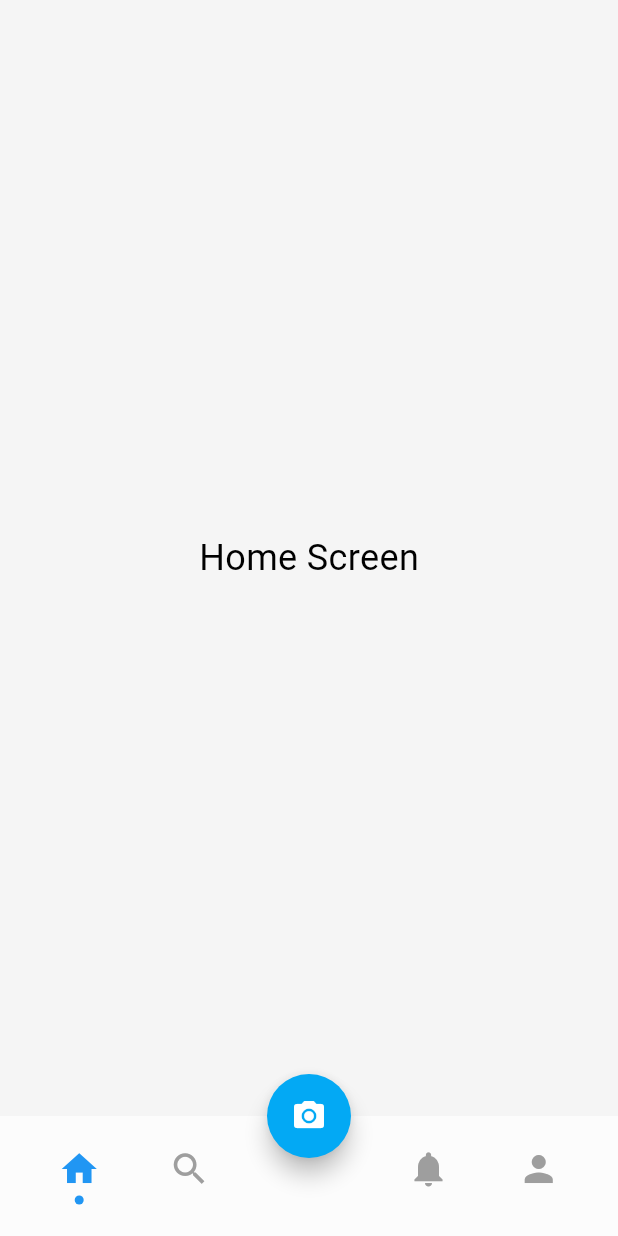
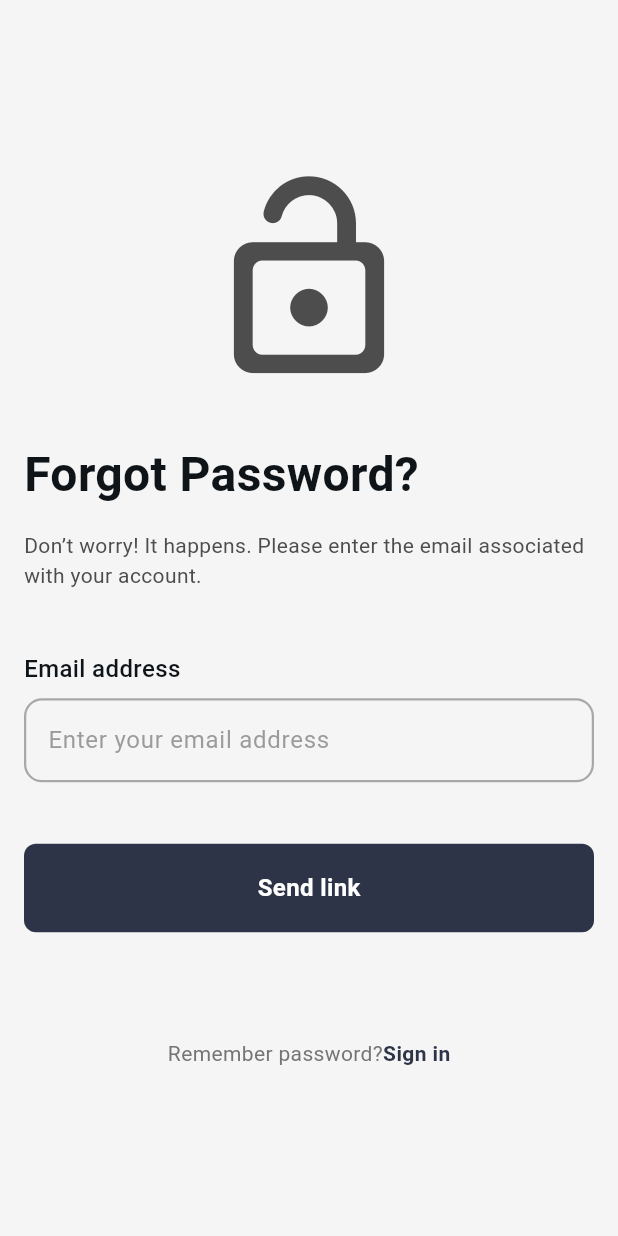
Before and after one commit to BitishaMaharjan/Autophile, a Flutter app: the screen it shows after launch, on a phone screen of 412 x 824 dp. Run offline on Flutter 3.47's test engine with Material 3 defaults, Android fonts, the phone set to English and light mode, and no system bars; our stand-ins replace lottie.

Commit message:
all components are done in forgot password screen

```diff
--- a/lib/main.dart
+++ b/lib/main.dart
@@ -1,4 +1,5 @@
 import 'package:autophile/screens/SplashWrapper.dart';
+import 'package:autophile/screens/forgot_password.dart';
 import 'package:autophile/screens/landing_page.dart';
 import 'package:autophile/screens/reset_password.dart';
 import 'package:autophile/screens/settings_page.dart';
@@ -30,14 +31,8 @@ class MyApp extends StatelessWidget {
         return MaterialApp(
           title: 'Autophile',
           theme: themeProvider.themeData,
-          home: const LandingPage(),
+          home: const ForgotPassword(),
           debugShowCheckedModeBanner: false,
-          initialRoute: '/home',
-          routes: {
-            '/home': (context) => BaseScreen(onCameraTapped: _onCameraTapped),
-            '/landing': (context) => LandingPage(),
-
-          },
         );
       },
     );
--- /dev/null
+++ b/lib/screens/forgot_password.dart
@@ -0,0 +1,96 @@
+import 'package:flutter/material.dart';
+
+import '../widgets/app_button.dart';
+import '../widgets/app_textfield.dart';
+
+class ForgotPassword extends StatefulWidget {
+  const ForgotPassword({super.key});
+
+  @override
+  State<ForgotPassword> createState() => _ForgotPasswordState();
+}
+
+class _ForgotPasswordState extends State<ForgotPassword> {
+  final TextEditingController emailController = TextEditingController();
+  // Function to validate email format
+  bool isValidEmail(String email) {
+    return RegExp(r"^[a-zA-Z0-9.a-zA-Z0-9._%+-]+@[a-zA-Z0-9.-]+\.[a-zA-Z]{2,4}$")
+        .hasMatch(email);
+  }
+
+  @override
+  Widget build(BuildContext context) {
+    return Scaffold(
+      body: Padding(
+        padding: const EdgeInsets.all(16.0),
+        child: Center(
+          child: Column(
+            mainAxisSize: MainAxisSize.min,
+            crossAxisAlignment: CrossAxisAlignment.start,
+            children: [
+              Row(
+                mainAxisAlignment: MainAxisAlignment.center,
+                children: [
+                  Icon(
+                    Icons.lock_open_rounded,
+                    color: Theme.of(context).colorScheme.onSecondary,
+                    size: 150,
+                  )
+                ],
+              ),
+              const SizedBox(height: 32),
+              Text(
+                'Forgot Password?',
+                style: TextStyle(
+                    color: Theme.of(context).colorScheme.inversePrimary,
+                    fontSize: 32,
+                    fontWeight: FontWeight.bold
+                ),
+              ),
+              const SizedBox(height: 14),
+              Text(
+                "Don’t worry! It happens. Please enter the email associated with your account.",
+                style: TextStyle(
+                  color: Theme.of(context).colorScheme.onSecondary,
+                ),
+              ),
+              SizedBox(height: 41,),
+              AppTextField(
+                controller: emailController,
+                hintText: 'Enter your email address',
+                labelText: 'Email address',
+                obscureText: false,
+
+              ),
+              const SizedBox(height: 41),
+              AppButton(text: 'Send link', onTap: (){
+              }),
+              const SizedBox(height: 71),
+              Row(
+                mainAxisAlignment: MainAxisAlignment.center,
+                children: [
+                  Text('Remember password?',
+                    style: TextStyle(
+                        color: Theme.of(context).colorScheme.onPrimary
+                    ),
+                  ),
+                  GestureDetector(
+                    onTap: (){},
+                    child:
+                    Text('Sign in',
+                      style: TextStyle(
+                          color: Theme.of(context).colorScheme.secondary,
+                          fontWeight: FontWeight.bold
+                      ),
+                    ),
+                  )
+                ],
+              )
+            ],
+          ),
+        ),
+      ),
+
+    );
+  }
+}
```
